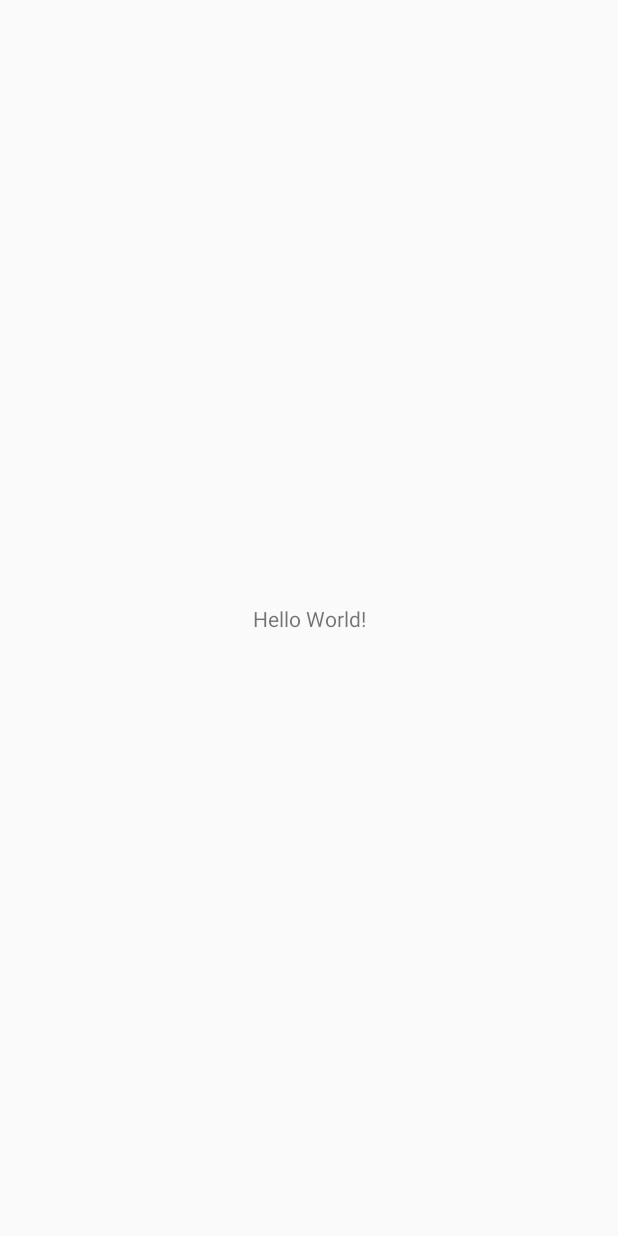
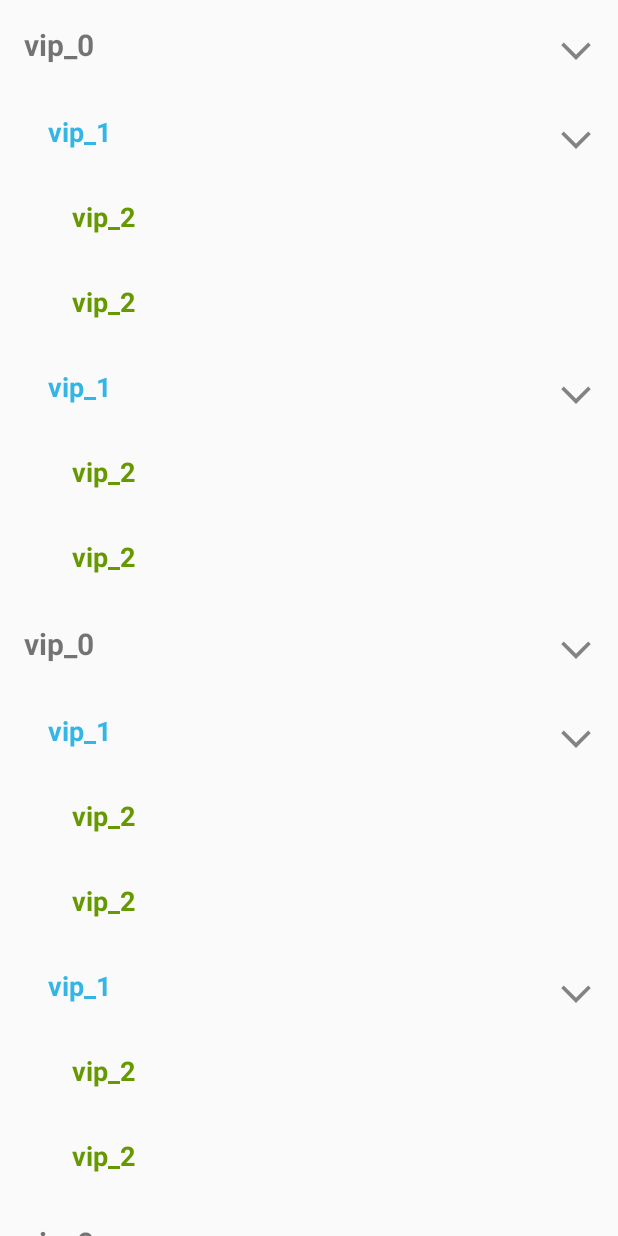
Before and after one commit to ddrum5/treeview, an Android app: the screen it shows after launch (MainActivity), on a phone screen of 412 x 824 dp. Before the commit the screen is almost empty. Run offline under Robolectric (Android 15) with nearby library versions, the phone set to English and light mode, and no system bars.

```diff
--- a/app/build.gradle
+++ b/app/build.gradle
@@ -47,6 +47,10 @@ dependencies {
 
     implementation("androidx.lifecycle:lifecycle-extensions:2.2.0")
     implementation 'com.google.android.material:material:1.6.0'
+    implementation 'androidx.recyclerview:recyclerview:1.2.0'
+    implementation 'androidx.databinding:viewbinding:7.2.1'
+
+
 
 
 }
--- a/app/src/main/java/com/dinhpx/treeview/LevelEntity.kt
+++ b/app/src/main/java/com/dinhpx/treeview/LevelEntity.kt
@@ -5,4 +5,8 @@ data class LevelEntity(
     val title: String,
     val level: Int,
     val children: MutableList<LevelEntity> = mutableListOf()
-)
+) {
+    var isExpanded = false
+    var position = 0
+
+}
--- a/app/src/main/java/com/dinhpx/treeview/MainActivity.kt
+++ b/app/src/main/java/com/dinhpx/treeview/MainActivity.kt
@@ -1,15 +1,24 @@
 package com.dinhpx.treeview
 
 import android.os.Bundle
+import android.os.Handler
+import android.os.Looper
 import androidx.appcompat.app.AppCompatActivity
+import androidx.recyclerview.widget.LinearLayoutManager
+import com.dinhpx.treeview.base.WrapContentLinearLayoutManager
 import com.dinhpx.treeview.databinding.ActivityMainBinding
 import java.util.*
+
 
 class MainActivity : AppCompatActivity() {
 
 
     private val binding: ActivityMainBinding by lazy {
         ActivityMainBinding.inflate(layoutInflater)
+    }
+
+    private val adapter: TreeAdapter by lazy {
+        TreeAdapter()
     }
 
     override fun onCreate(savedInstanceState: Bundle?) {
@@ -19,27 +28,31 @@ class MainActivity : AppCompatActivity() {
     }
 
     private fun initView() {
-        getListData()
+        binding.rvTreeView.adapter = adapter
+        binding.rvTreeView.layoutManager =
+            WrapContentLinearLayoutManager(this, LinearLayoutManager.VERTICAL, false)
+        Handler(Looper.getMainLooper()).postDelayed({
+            adapter.setTreeData(getTreeData())
+        },2000)
 
     }
 
-    private fun getListData(): List<LevelEntity> {
+    private fun getTreeData(): List<LevelEntity> {
         val listData = mutableListOf<LevelEntity>()
-        for (i in 0..4) {
-            val level0 = LevelEntity(id = UUID.randomUUID().toString(), title = "vip_0 $i", level = 0)
-            for (j in 0..4) {
-                val level1 = LevelEntity(id = UUID.randomUUID().toString(), title = "vip_1 $i", level = 1)
+        for (i in 0..2) {
+            val level0 = LevelEntity(id = UUID.randomUUID().toString(), title = "vip_0", level = 0)
+            for (j in 0..1) {
+                val level1 =
+                    LevelEntity(id = UUID.randomUUID().toString(), title = "vip_1", level = 1)
                 level0.children.add(level1)
-                for (k in 0..4) {
-                    val level2 = LevelEntity(id = UUID.randomUUID().toString(), title = "vip_2 $i", level = 2)
+                for (k in 0..1) {
+                    val level2 =
+                        LevelEntity(id = UUID.randomUUID().toString(), title = "vip_2", level = 2)
                     level1.children.add(level2)
                 }
             }
             listData.add(level0)
         }
         return listData
-
-
     }
-
 }
--- a/app/src/main/java/com/dinhpx/treeview/TreeAdapter.kt
+++ b/app/src/main/java/com/dinhpx/treeview/TreeAdapter.kt
@@ -2,8 +2,6 @@ package com.dinhpx.treeview
 
 import android.view.LayoutInflater
 import android.view.ViewGroup
-import android.widget.BaseAdapter
-import androidx.recyclerview.widget.RecyclerView
 import com.dinhpx.treeview.base.BAdapter
 import com.dinhpx.treeview.base.BaseViewHolder
 import com.dinhpx.treeview.databinding.Level0Binding
@@ -12,6 +10,9 @@ import com.dinhpx.treeview.databinding.Level2Binding
 
 class TreeAdapter : BAdapter() {
 
+    private val mListTreeData = mutableListOf<LevelEntity>()
+
+
     companion object {
         private const val TYPE_LEVEL_0 = 0
         private const val TYPE_LEVEL_1 = 1
@@ -19,22 +20,59 @@ class TreeAdapter : BAdapter() {
     }
 
 
-    override fun getVH(parent: ViewGroup, viewType: Int): BaseViewHolder {
+    fun setTreeData(listTreeData: List<LevelEntity>) {
+        mListTreeData.clear()
+        mListTreeData.addAll(listTreeData)
+//        reset(mListTreeData)
+        reset(setUpTreeView(mListTreeData))
+    }
 
+    private fun setUpTreeView(
+        listTreeData: List<LevelEntity>,
+        listAny: MutableList<Any> = mutableListOf()
+    ): List<Any> {
+        if (listTreeData.isNotEmpty()) {
+            listTreeData.forEach {
+                listAny.add(it)
+                setUpTreeView(it.children, listAny)
+            }
+        }
+        return listAny
     }
 
 
+    private fun expandedNode(position: Int) {
+        val data = (mListData[position] as LevelEntity)
+        if (data.children.isNotEmpty()) {
+            mListData.addAll(position + 1, data.children)
+            notifyItemRangeInserted(position + 1, data.children.size)
+            data.isExpanded = true
+        }
+    }
 
+    private fun collapseNode(position: Int) {
+        val data = (mListData[position] as LevelEntity)
+        if (data.children.isNotEmpty()) {
+            mListData.removeRange(position + 1, position + flatMapChildrenSize(data.children))
+            notifyItemRangeRemoved(position + 1, flatMapChildrenSize(data.children))
+            data.isExpanded = false
+        }
+    }
 
-    inner class Level0VH(binding: Level0Binding) : BaseViewHolder(binding) {
+    private fun flatMapChildrenSize(listTreeData: List<LevelEntity>): Int {
+        /* if (listTreeData.isNotEmpty()) {
+             listTreeData.forEach {
+                 if (it.isExpanded) {
 
+                 }
+             }
+         }*/
 
-
+        return 0
     }
 
 
-
-    /*private fun getViewHolder(parent: ViewGroup, viewType: Int): RecyclerView.ViewHolder {
+    override fun onCreateViewHolder(parent: ViewGroup, viewType: Int): BaseViewHolder {
         return when (viewType) {
             TYPE_LEVEL_0 -> {
                 Level0VH(Level0Binding.inflate(LayoutInflater.from(parent.context), parent, false))
@@ -46,8 +84,64 @@ class TreeAdapter : BAdapter() {
                 Level2VH(Level2Binding.inflate(LayoutInflater.from(parent.context), parent, false))
             }
         }
-    }*/
+    }
 
+
+    override fun getItemViewType(position: Int): Int {
+        return (mListData[position] as LevelEntity).level
+    }
+
+
+    inner class Level0VH(private val binding: Level0Binding) : BaseViewHolder(binding) {
+        init {
+            binding.root.setOnClickListener {
+                val position = bindingAdapterPosition
+                if (position > -1) {
+                    val data = mListData[position] as LevelEntity
+                    if (data.isExpanded) {
+                        collapseNode(position)
+                    } else {
+                        expandedNode(position)
+                    }
+                }
+            }
+        }
+
+        override fun onBind(data: Any, position: Int) {
+            val levelEntity = data as LevelEntity
+            binding.tvTitle.text = levelEntity.title
+        }
+    }
+
+    inner class Level1VH(private val binding: Level1Binding) : BaseViewHolder(binding) {
+        init {
+            binding.root.setOnClickListener {
+                val position = bindingAdapterPosition
+                if (position > -1) {
+                    val data = mListData[position] as LevelEntity
+                    if (data.isExpanded) {
+                        collapseNode(position)
+                    } else {
+                        expandedNode(position)
+                    }
+                }
+            }
+        }
+
+        override fun onBind(data: Any, position: Int) {
+            val levelEntity = data as LevelEntity
+            binding.tvTitle.text = levelEntity.title
+        }
+
+    }
+
+    inner class Level2VH(private val binding: Level2Binding) : BaseViewHolder(binding) {
+
+        override fun onBind(data: Any, position: Int) {
+            val levelEntity = data as LevelEntity
+            binding.tvTitle.text = levelEntity.title
+        }
+    }
 
 
 }
--- a/app/src/main/java/com/dinhpx/treeview/base/BaseAdapter.kt
+++ b/app/src/main/java/com/dinhpx/treeview/base/BaseAdapter.kt
@@ -1,24 +1,21 @@
 package com.dinhpx.treeview.base
 
-import android.view.ViewGroup
 import androidx.recyclerview.widget.RecyclerView
 
-abstract class BAdapter : RecyclerView.Adapter<BaseViewHolder>() {
+abstract class BAdapter: RecyclerView.Adapter<BaseViewHolder>() {
 
-    protected val listData = mutableListOf<Any>()
+    protected val mListData = mutableListOf<Any>()
 
-    abstract fun getVH(parent: ViewGroup, viewType: Int): BaseViewHolder
-
-    override fun onCreateViewHolder(parent: ViewGroup, viewType: Int): BaseViewHolder {
-        return getVH(parent, viewType)
+    override fun onBindViewHolder(holder: BaseViewHolder, position: Int) {
+        holder.onBind(mListData[position], position)
     }
 
-    override fun onBindViewHolder(holder: BaseViewHolder, position: Int) {
-        holder.onBind(listData[position])
+    override fun getItemCount(): Int = mListData.size
+
+    protected fun reset(listData : List<Any>) {
+        this.mListData.clear()
+        this.mListData.addAll(listData)
+        notifyDataSetChanged()
     }
 
-    override fun getItemCount(): Int = listData.size
-
-
-
 }
--- a/app/src/main/java/com/dinhpx/treeview/base/BaseViewHolder.kt
+++ b/app/src/main/java/com/dinhpx/treeview/base/BaseViewHolder.kt
@@ -3,6 +3,7 @@ package com.dinhpx.treeview.base
 import androidx.recyclerview.widget.RecyclerView
 import androidx.viewbinding.ViewBinding
 
-abstract class BaseViewHolder(protected val binding: ViewBinding) : RecyclerView.ViewHolder(binding.root) {
-    abstract fun <T>onBind(data :T)
+abstract class BaseViewHolder(binding: ViewBinding) : RecyclerView.ViewHolder(binding.root) {
+
+    abstract fun onBind(data :Any, position: Int)
 }
--- /dev/null
+++ b/app/src/main/java/com/dinhpx/treeview/base/WrapContentLinearLayoutManager.kt
@@ -0,0 +1,33 @@
+package com.dinhpx.treeview.base
+
+import android.content.Context
+import android.util.AttributeSet
+import android.util.Log
+import androidx.recyclerview.widget.LinearLayoutManager
+import androidx.recyclerview.widget.RecyclerView
+
+class WrapContentLinearLayoutManager : LinearLayoutManager {
+    constructor(context: Context?) : super(context) {}
+    constructor(context: Context?, orientation: Int, reverseLayout: Boolean) : super(
+        context,
+        orientation,
+        reverseLayout
+    ) {
+    }
+
+    constructor(
+        context: Context?,
+        attrs: AttributeSet?,
+        defStyleAttr: Int,
+        defStyleRes: Int
+    ) : super(context, attrs, defStyleAttr, defStyleRes) {
+    }
+
+    override fun onLayoutChildren(recycler: RecyclerView.Recycler, state: RecyclerView.State) {
+        try {
+            super.onLayoutChildren(recycler, state)
+        } catch (e: IndexOutOfBoundsException) {
+            Log.e("WrapContentLinearLayoutManager", "meet a IOOBE in RecyclerView")
+        }
+    }
+}
--- a/app/src/main/res/layout/activity_main.xml
+++ b/app/src/main/res/layout/activity_main.xml
@@ -1,21 +1,16 @@
 <?xml version="1.0" encoding="utf-8"?>
-<androidx.constraintlayout.widget.ConstraintLayout
-    xmlns:android="http://schemas.android.com/apk/res/android"
+<LinearLayout xmlns:android="http://schemas.android.com/apk/res/android"
     xmlns:app="http://schemas.android.com/apk/res-auto"
-    xmlns:tools="http://schemas.android.com/tools"
+    android:orientation="vertical"
     android:layout_width="match_parent"
-    android:layout_height="match_parent">
+    android:layout_height="match_parent"
+    xmlns:tools="http://schemas.android.com/tools">
 
-    <TextView
-        android:layout_width="wrap_content"
-        android:layout_height="wrap_content"
-        android:text="Hello World!"
-        app:layout_constraintBottom_toBottomOf="parent"
-        app:layout_constraintEnd_toEndOf="parent"
-        app:layout_constraintStart_toStartOf="parent"
-        app:layout_constraintTop_toTopOf="parent" />
+    <androidx.recyclerview.widget.RecyclerView
+        android:id="@+id/rvTreeView"
+        android:layout_width="match_parent"
+        android:layout_height="match_parent"
+        tools:listitem="@layout/level0"
+        app:layoutManager="androidx.recyclerview.widget.LinearLayoutManager"/>
 
-
-
-
-</androidx.constraintlayout.widget.ConstraintLayout>
+</LinearLayout>
--- a/app/src/main/res/layout/level0.xml
+++ b/app/src/main/res/layout/level0.xml
@@ -2,10 +2,11 @@
 <FrameLayout xmlns:android="http://schemas.android.com/apk/res/android"
     xmlns:tools="http://schemas.android.com/tools"
     android:layout_width="match_parent"
-    android:layout_height="match_parent"
+    android:layout_height="wrap_content"
     android:padding="16dp">
 
     <androidx.appcompat.widget.AppCompatTextView
+        android:id="@+id/tvTitle"
         android:layout_width="wrap_content"
         android:layout_height="wrap_content"
         android:textSize="20sp"
@@ -13,6 +14,7 @@
         tools:text="Level 1" />
 
     <androidx.appcompat.widget.AppCompatImageView
+        android:id="@+id/ivArrow"
         android:layout_width="wrap_content"
         android:layout_height="wrap_content"
         android:layout_gravity="end"
--- a/app/src/main/res/layout/level1.xml
+++ b/app/src/main/res/layout/level1.xml
@@ -2,18 +2,21 @@
 <FrameLayout xmlns:android="http://schemas.android.com/apk/res/android"
     xmlns:tools="http://schemas.android.com/tools"
     android:layout_width="match_parent"
-    android:layout_height="match_parent"
+    android:layout_height="wrap_content"
     android:padding="16dp">
 
     <androidx.appcompat.widget.AppCompatTextView
+        android:id="@+id/tvTitle"
         android:layout_width="wrap_content"
         android:layout_height="wrap_content"
         android:textSize="18sp"
         android:textStyle="bold"
+        android:textColor="@android:color/holo_blue_light"
         android:layout_marginStart="16dp"
         tools:text="Level 1" />
 
     <androidx.appcompat.widget.AppCompatImageView
+        android:id="@+id/ivArrow"
         android:layout_width="wrap_content"
         android:layout_height="wrap_content"
         android:layout_gravity="end"
--- a/app/src/main/res/layout/level2.xml
+++ b/app/src/main/res/layout/level2.xml
@@ -2,23 +2,18 @@
 <FrameLayout xmlns:android="http://schemas.android.com/apk/res/android"
     xmlns:tools="http://schemas.android.com/tools"
     android:layout_width="match_parent"
-    android:layout_height="match_parent"
+    android:layout_height="wrap_content"
     android:padding="16dp">
 
     <androidx.appcompat.widget.AppCompatTextView
+        android:id="@+id/tvTitle"
         android:layout_width="wrap_content"
         android:layout_height="wrap_content"
         android:textSize="18sp"
         android:textStyle="bold"
+        android:textColor="@android:color/holo_green_dark"
         android:layout_marginStart="32dp"
         tools:text="Level 1" />
 
-    <androidx.appcompat.widget.AppCompatImageView
-        android:layout_width="wrap_content"
-        android:layout_height="wrap_content"
-        android:layout_gravity="end"
-        android:rotation="-90"
-        android:src="@drawable/ic_arrow_back" />
-
 
 </FrameLayout>
```
Also changed, not shown: app/src/main/java/com/dinhpx/treeview/Utils.kt (added, +18 -0 lines).
